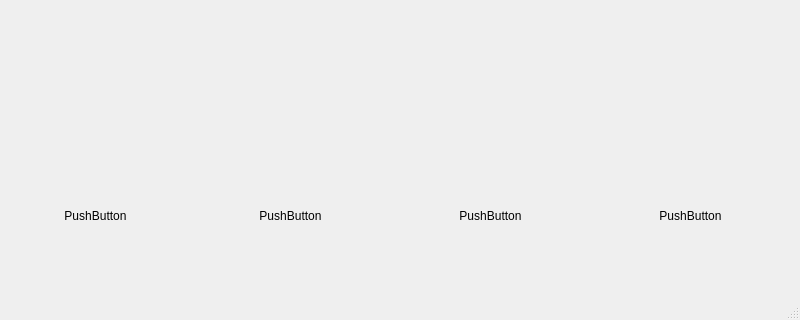
This is Environment_IOT/showmainwindow.ui in MirLMY/Graduation_project as Qt 5 draws it before an edit; both pictures show x 0 to 800 and y 280 to 600 of the 800 by 600 pixel window. The edited form follows.
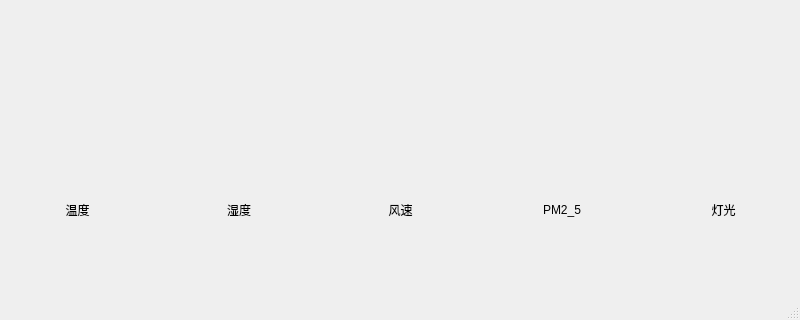
This is the edited form.

Commit message: 用函数包装了SetCheckable() 还有创建了一个控件初始化函数WidgetInit(),创建了一个enum用于选择使用哪一个按钮

Diff of the .ui file:
```diff
--- a/Environment_IOT/showmainwindow.ui
+++ b/Environment_IOT/showmainwindow.ui
@@ -53,83 +53,26 @@
      <string>TextLabel</string>
     </property>
    </widget>
-   <widget class="QPushButton" name="PM2_5_Button">
+   <widget class="QWidget" name="gridLayoutWidget">
     <property name="geometry">
      <rect>
       <x>0</x>
-      <y>440</y>
-      <width>191</width>
-      <height>111</height>
+      <y>430</y>
+      <width>801</width>
+      <height>121</height>
      </rect>
     </property>
-    <property name="text">
-     <string>PushButton</string>
-    </property>
-    <property name="iconSize">
-     <size>
-      <width>191</width>
-      <height>111</height>
-     </size>
-    </property>
-    <property name="flat">
-     <bool>true</bool>
-    </property>
-   </widget>
-   <widget class="QPushButton" name="tempe_Button">
-    <property name="geometry">
-     <rect>
-      <x>190</x>
-      <y>440</y>
-      <width>201</width>
-      <height>111</height>
-     </rect>
-    </property>
-    <property name="text">
-     <string>PushButton</string>
-    </property>
-    <property name="iconSize">
-     <size>
-      <width>201</width>
-      <height>111</height>
-     </size>
-    </property>
-    <property name="flat">
-     <bool>true</bool>
-    </property>
-   </widget>
-   <widget class="QPushButton" name="humidity_Button">
-    <property name="geometry">
-     <rect>
-      <x>390</x>
-      <y>440</y>
-      <width>201</width>
-      <height>111</height>
-     </rect>
-    </property>
-    <property name="text">
-     <string>PushButton</string>
-    </property>
-    <property name="iconSize">
-     <size>
-      <width>201</width>
-      <height>111</height>
-     </size>
-    </property>
-    <property name="flat">
-     <bool>true</bool>
-    </property>
-   </widget>
+    <layout class="QGridLayout" name="gridLayout">
+     <item row="0" column="2">
    <widget class="QPushButton" name="wind_Button">
-    <property name="geometry">
-     <rect>
-      <x>590</x>
-      <y>440</y>
-      <width>201</width>
-      <height>111</height>
-     </rect>
+       <property name="minimumSize">
+        <size>
+         <width>100</width>
+         <height>100</height>
+        </size>
     </property>
     <property name="text">
-     <string>PushButton</string>
+        <string>风速</string>
     </property>
     <property name="iconSize">
      <size>
@@ -149,6 +92,97 @@
     <property name="flat">
      <bool>true</bool>
     </property>
+      </widget>
+     </item>
+     <item row="0" column="1">
+      <widget class="QPushButton" name="humidity_Button">
+       <property name="minimumSize">
+        <size>
+         <width>100</width>
+         <height>100</height>
+        </size>
+       </property>
+       <property name="text">
+        <string>湿度</string>
+       </property>
+       <property name="iconSize">
+        <size>
+         <width>201</width>
+         <height>111</height>
+        </size>
+       </property>
+       <property name="flat">
+        <bool>true</bool>
+       </property>
+      </widget>
+     </item>
+     <item row="0" column="0">
+      <widget class="QPushButton" name="tempe_Button">
+       <property name="minimumSize">
+        <size>
+         <width>100</width>
+         <height>100</height>
+        </size>
+       </property>
+       <property name="text">
+        <string>温度</string>
+       </property>
+       <property name="iconSize">
+        <size>
+         <width>201</width>
+         <height>111</height>
+        </size>
+       </property>
+       <property name="flat">
+        <bool>true</bool>
+       </property>
+      </widget>
+     </item>
+     <item row="0" column="3">
+      <widget class="QPushButton" name="PM2_5_Button">
+       <property name="minimumSize">
+        <size>
+         <width>100</width>
+         <height>100</height>
+        </size>
+       </property>
+       <property name="text">
+        <string>PM2_5</string>
+       </property>
+       <property name="iconSize">
+        <size>
+         <width>191</width>
+         <height>111</height>
+        </size>
+       </property>
+       <property name="flat">
+        <bool>true</bool>
+       </property>
+      </widget>
+     </item>
+     <item row="0" column="4">
+      <widget class="QPushButton" name="light_Button">
+       <property name="minimumSize">
+        <size>
+         <width>100</width>
+         <height>100</height>
+        </size>
+       </property>
+       <property name="text">
+        <string>灯光</string>
+       </property>
+       <property name="iconSize">
+        <size>
+         <width>201</width>
+         <height>111</height>
+        </size>
+       </property>
+       <property name="flat">
+        <bool>true</bool>
+       </property>
+      </widget>
+     </item>
+    </layout>
    </widget>
   </widget>
   <widget class="QMenuBar" name="menubar">
```
Lines whose indentation alone changed are shown as unchanged. The commit also changes 2 other files.
